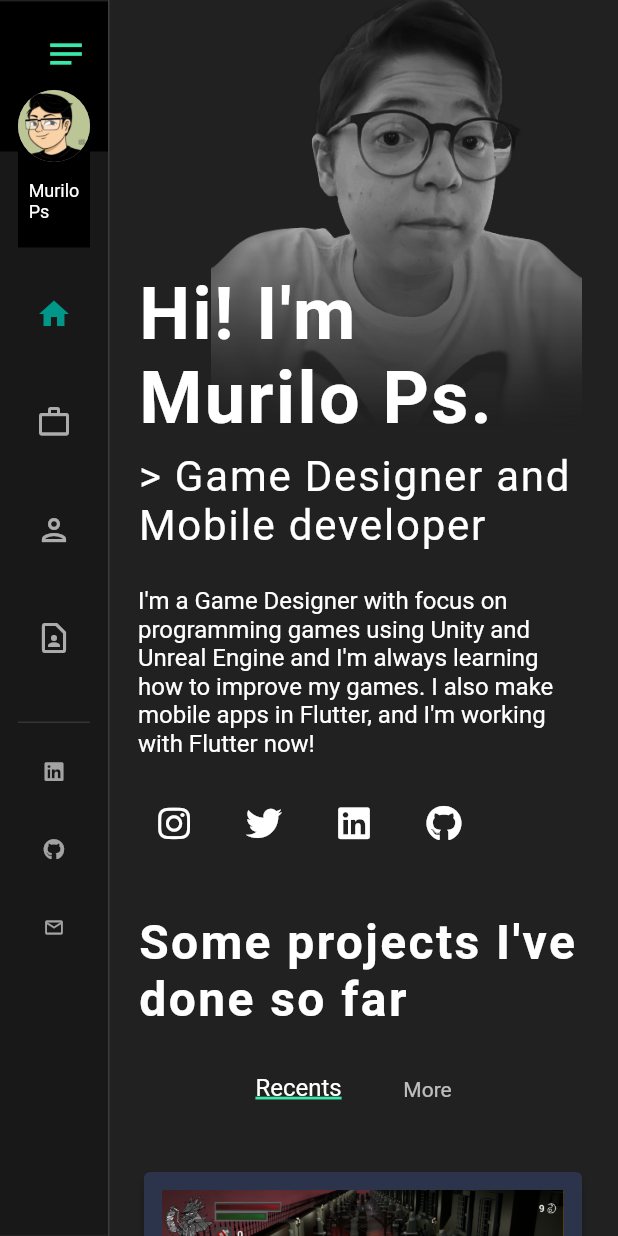
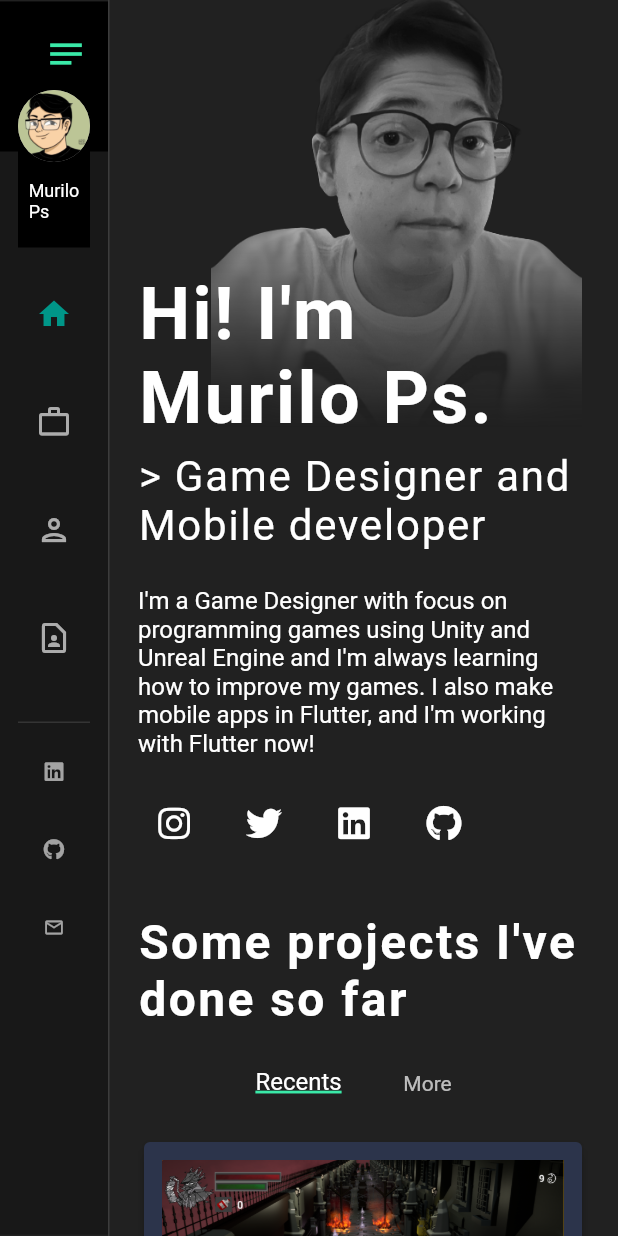
Before and after one commit to murilinhoPs/murilinho-portfolio, a Flutter app: the screen it shows after launch, on a phone screen of 412 x 824 dp. Run offline on Flutter 3.47's test engine with Material 2 defaults, Android fonts, the phone set to English and light mode, and no system bars; our stand-ins replace flutter_markdown, responsive_builder.

Commit message:
Adjust paddings on ProjectsMobile screen

```diff
--- a/lib/pages/main_page/sections/projects/mobile/projects_mobile.dart
+++ b/lib/pages/main_page/sections/projects/mobile/projects_mobile.dart
@@ -36,7 +36,7 @@ class _ProjectsMobileState extends State<ProjectsMobile> {
             alignment: Alignment.centerLeft,
             child: Padding(
               padding:
-                  const EdgeInsets.symmetric(vertical: 12.0, horizontal: 64),
+                  const EdgeInsets.symmetric(vertical: 8.0, horizontal: 64),
               child: ProjectsNavigation(
                 selectedFontSize: 16,
                 unselectedFontSize: 14,
@@ -49,7 +49,7 @@ class _ProjectsMobileState extends State<ProjectsMobile> {
             ),
           ),
           Padding(
-            padding: const EdgeInsets.only(top: 12.0, bottom: 32.0),
+            padding: const EdgeInsets.only(bottom: 32.0),
             child: AnimatedCrossFade(
               crossFadeState: showAllProjects
                   ? CrossFadeState.showSecond
```
